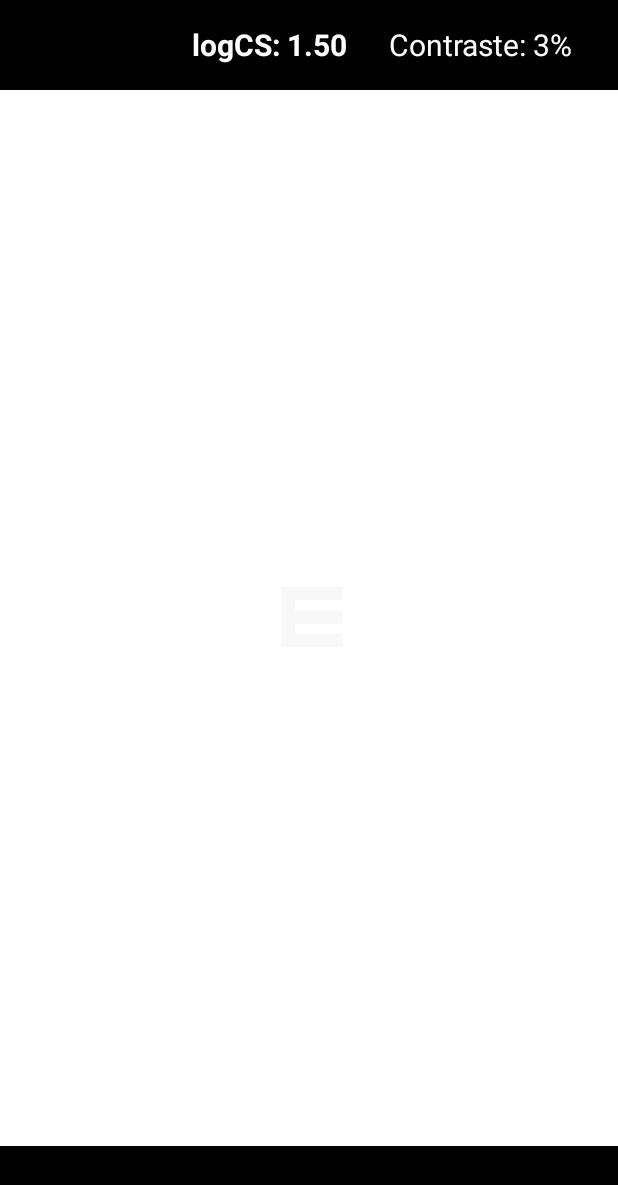
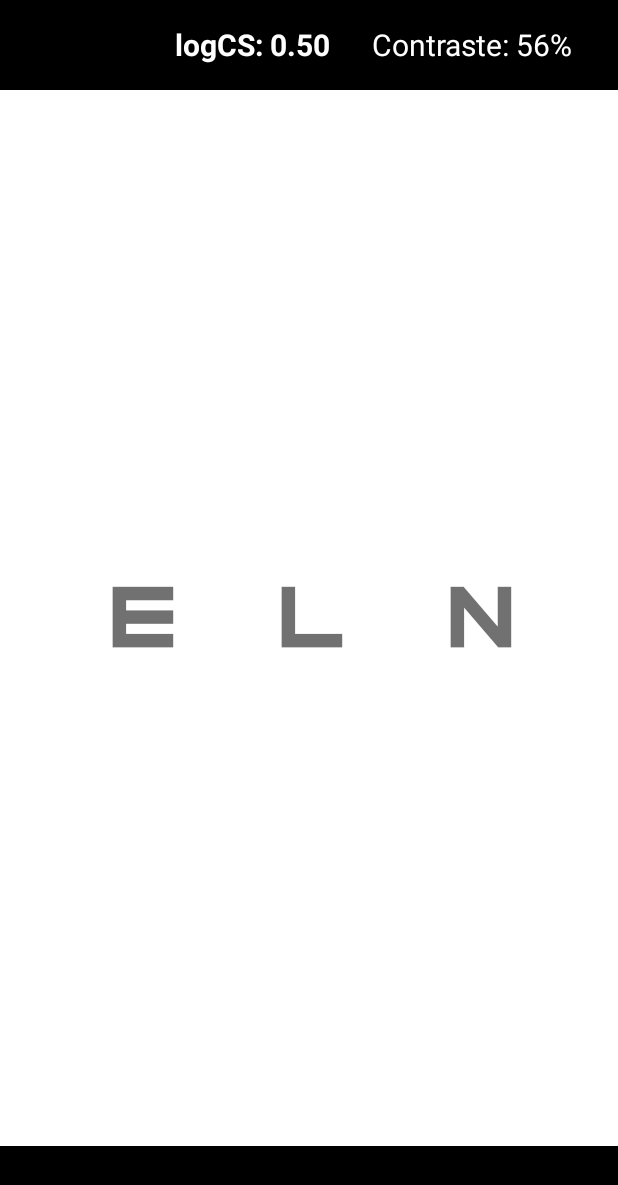
Before and after one commit to devgabrielsborges/Exacuity, an Android app: the ContrastActivity screen opened directly, with no data from a screen before it, on a phone screen of 412 x 824 dp. Shown: the top 1185 px of the screen. Run offline under Robolectric (Android 15) with nearby library versions, the light colour scheme and no system bars; Roboto replaces fonts that are not available here.

Commit message:
refactor: updated initial optotype generation and initial contrast in ContrastActivity

```diff
--- a/app/src/main/java/com/example/exacuity/activities/ContrastActivity.java
+++ b/app/src/main/java/com/example/exacuity/activities/ContrastActivity.java
@@ -4,6 +4,7 @@ import android.annotation.SuppressLint;
 import android.content.Context;
 import android.content.SharedPreferences;
 import android.os.Bundle;
+import android.os.Handler;
 import android.view.KeyEvent;
 import android.widget.TextView;
 import androidx.appcompat.app.AppCompatActivity;
@@ -16,9 +17,11 @@ public class ContrastActivity extends AppCompatActivity {
     private TextView logCSText;
     private TextView contrastText;
     private OptotypeUtils optotypeUtils;
+    private int contrastIndex = 6; // starting index
+    private final int maxIndex = ExhibitionUtils.contrastValues.length - 1;
 
-    private int contrastIndex = 2; // starting index
-    private final int maxIndex = ExhibitionUtils.contrastValues.length - 1;
+    private float distance;
+    private int calibrator; // Default calibrator (mm) is 80
 
     @Override
     protected void onCreate(Bundle savedInstanceState) {
@@ -27,23 +30,45 @@ public class ContrastActivity extends AppCompatActivity {
 
         SharedPreferences prefs = getSharedPreferences("AppSettings", Context.MODE_PRIVATE);
         int localAcuityIndex = prefs.getInt("acuity_index", 0);
-        float distance = prefs.getFloat("distance", 4.0f);
-        int calibrator = prefs.getInt("e_height", 80);
+        distance = prefs.getFloat("distance", 4.0f);
+        calibrator = prefs.getInt("e_height", 80);
 
         logCSText = findViewById(R.id.text_logcs);
         contrastText = findViewById(R.id.text_percentage);
         lettersText = findViewById(R.id.text_letras);
 
         optotypeUtils = new OptotypeUtils(null, logCSText, lettersText, localAcuityIndex);
-        lettersText.setText(optotypeUtils.generateOptotypes(0));
-        lettersText.setTextSize((float) (0.0725 * distance * 60 * 3.779 * 50 / calibrator));
 
-        updateContrastDisplay();
+        lettersText.post(() -> {
+            lettersText.setText(optotypeUtils.generateOptotypes(0));
+            lettersText.setTextSize((float) (0.0725 * distance * 60 * 3.779 * 50 / calibrator));
+            updateContrastDisplay();
+
+            new Handler().postDelayed(
+                    () -> lettersText.setText(optotypeUtils.generateOptotypes(0)), 0
+            );
+        });
+    }
+
+    @SuppressLint("DefaultLocale")
+    private void updateContrastDisplay() {
+        float contrast = ExhibitionUtils.contrastValues[contrastIndex];
+        int alpha = (int) (contrast * 255);
+        if (alpha > 255) {
+            alpha = 255;
+        }
+        int color = (alpha << 24);
+        lettersText.setTextColor(color);
+
+        float logCS = ExhibitionUtils.logCSValues[contrastIndex];
+        logCSText.setText(String.format("logCS: %.2f", logCS));
+
+        int percent = Math.round(contrast * 100);
+        contrastText.setText(String.format("Contraste: %d%%", percent));
     }
 
     @Override
     public boolean onKeyDown(int keyCode, KeyEvent event) {
-
         switch(keyCode) {
             case KeyEvent.KEYCODE_DPAD_UP:
                 if (contrastIndex < maxIndex) {
@@ -69,22 +94,4 @@ public class ContrastActivity extends AppCompatActivity {
                 return super.onKeyDown(keyCode, event);
         }
     }
-
-    @SuppressLint("DefaultLocale")
-    private void updateContrastDisplay() {
-        float contrast = ExhibitionUtils.contrastValues[contrastIndex];
-        // Map the contrast value to an alpha value for lettersText.
-        int alpha = (int)(contrast * 255);
-        if (alpha > 255) {
-            alpha = 255;
-        }
-        int color = (alpha << 24); // Builds ARGB with computed alpha and black RGB.
-        lettersText.setTextColor(color);
-
-        float logCS = ExhibitionUtils.logCSValues[contrastIndex];
-        logCSText.setText(String.format("logCS: %.2f", logCS));
-
-        int percent = Math.round(contrast * 100);
-        contrastText.setText(String.format("Contraste: %d%%", percent));
-    }
 }
```
